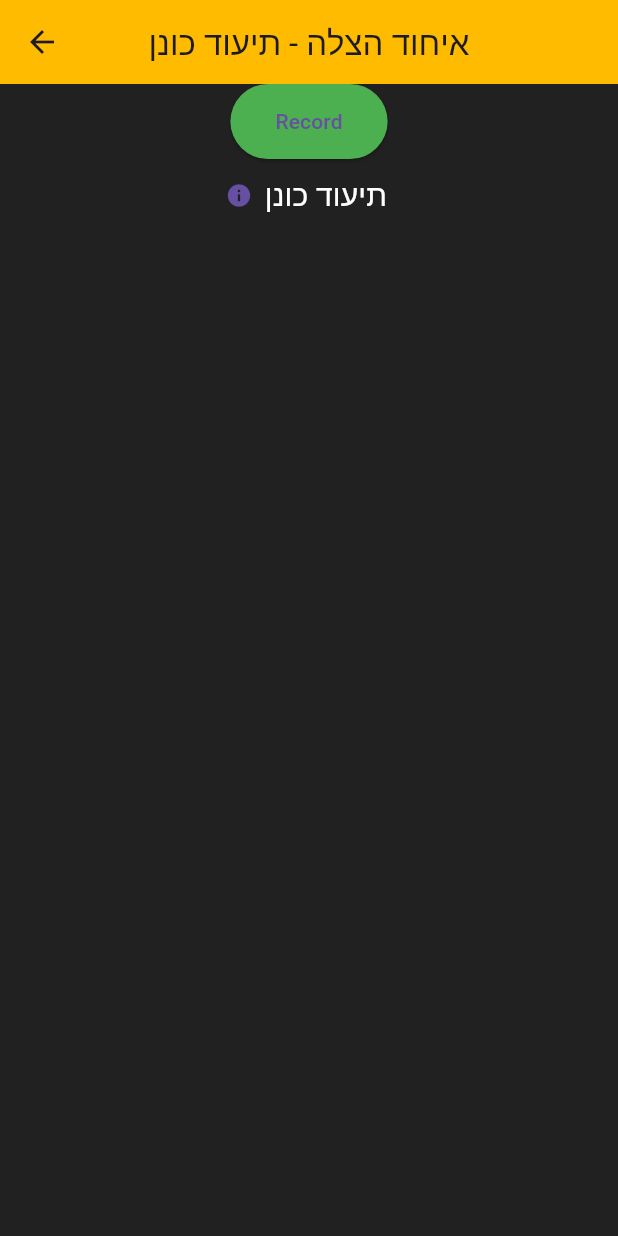
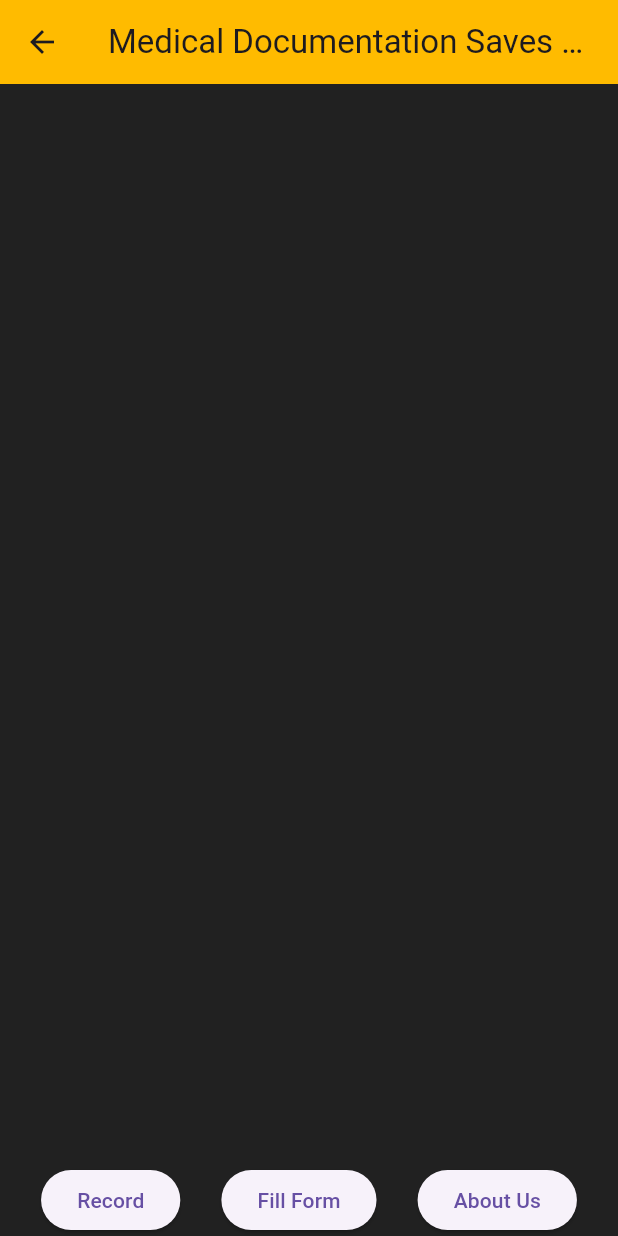
Before and after one commit to Meir-Crombie/ResQDoc-Hackthon, a Flutter app: the screen it shows after launch, on a phone screen of 412 x 824 dp. Run offline on Flutter 3.47's test engine with Material 3 defaults, Android fonts, the phone set to English and light mode, and no system bars; our stand-ins replace just_audio; missing offline and left inert: record.

Commit message:
Merge branch 'main' of https://github.com/Sarixm/ResQDoc-Hackthon

```diff
--- a/frontend/lib/pages/home.dart
+++ b/frontend/lib/pages/home.dart
@@ -15,8 +15,7 @@ class _HomeState extends State<Home> {
   final recorder = AudioRecorder();
   bool isRecording = false;
   String? filePath;
-  double currentPosition = 0;
-  double totalDuration = 0;
+
   @override
   void dispose() {
     player.dispose();
@@ -31,19 +30,15 @@ class _HomeState extends State<Home> {
     }
 
     final directory = await getApplicationDocumentsDirectory();
-    // Generate a unique file name using the current timestamp
-    String fileName = 'recording_${DateTime.now().millisecondsSinceEpoch}.m4a';
+    String fileName = 'recording_${DateTime.now().millisecondsSinceEpoch}.mp3';
     filePath = '${directory.path}/$fileName';
 
-    // Define the configuration for the recording
     const config = RecordConfig(
-      // Specify the format, encoder, sample rate, etc., as needed
-      encoder: AudioEncoder.aacLc, // For example, using AAC codec
-      sampleRate: 44100, // Sample rate
-      bitRate: 128000, // Bit rate
+      encoder: AudioEncoder.aacLc,
+      sampleRate: 44100,
+      bitRate: 128000,
     );
 
-    // Start recording to file with the specified configuration
     await recorder.start(config, path: filePath!);
     setState(() {
       isRecording = true;
@@ -52,9 +47,12 @@ class _HomeState extends State<Home> {
 
   Future<void> stopRecording() async {
     await recorder.stop();
+    if (!mounted) return;
     setState(() {
       isRecording = false;
     });
+    // Navigate to the paramedic documentation page after stopping the recording
+    Navigator.pushNamed(context, '/paramedic');
   }
 
   @override
@@ -62,51 +60,39 @@ class _HomeState extends State<Home> {
     return Scaffold(
       backgroundColor: Colors.grey[900],
       appBar: AppBar(
-          title: Text('איחוד הצלה - תיעוד כונן'),
+        title: Text('Medical Documentation Saves Lives'),
         centerTitle: true,
         backgroundColor: const Color.fromARGB(255, 255, 187, 0),
       ),
       body: SafeArea(
-            child: Column(children: <Widget>[
+        child: Column(
+          mainAxisAlignment:
+              MainAxisAlignment.end, // Position buttons at the bottom
+          children: <Widget>[
             Row(
-            mainAxisAlignment: MainAxisAlignment.center,
+              mainAxisAlignment: MainAxisAlignment.spaceEvenly,
               children: [
-              isRecording
-                  ? ElevatedButton(
-                      onPressed: stopRecording,
-                      style: ElevatedButton.styleFrom(
-                        backgroundColor: Colors.red,
-                        padding: const EdgeInsets.symmetric(
-                            horizontal: 30, vertical: 15),
+                ElevatedButton(
+                  onPressed: isRecording ? stopRecording : startRecording,
+                  child: Text(isRecording ? 'Stop' : 'Record'),
                 ),
-                      child: const Text('Stop'),
-                    )
-                  : ElevatedButton(
-                      onPressed: startRecording,
-                      style: ElevatedButton.styleFrom(
-                        backgroundColor: Colors.green,
-                        padding: const EdgeInsets.symmetric(
-                            horizontal: 30, vertical: 15),
+                ElevatedButton(
+                  onPressed: () {
+                    Navigator.pushNamed(context, '/paramedic');
+                  },
+                  child: const Text('Fill Form'),
                 ),
-                      child: const Text('Record'),
+                ElevatedButton(
+                  onPressed: () {
+                    Navigator.pushNamed(context, '/about');
+                  },
+                  child: const Text('About Us'),
                 ),
               ],
             ),
-          Center(
-            child: TextButton.icon(
-              onPressed: () {
-                Navigator.pushNamed(context, '/paramedic');
-              },
-              icon: Icon(Icons.info),
-              label: Text(
-                'תיעוד כונן',
-                style: TextStyle(
-                  color: Colors.white,
-                  fontSize: 20,
+          ],
         ),
       ),
-            ),
-          ),
-        ])));
+    );
   }
 }
--- a/frontend/pubspec.yaml
+++ b/frontend/pubspec.yaml
@@ -2,7 +2,7 @@ name: frontend
 description: "A new Flutter project."
 # The following line prevents the package from being accidentally published to
 # pub.dev using `flutter pub publish`. This is preferred for private packages.
-publish_to: 'none' # Remove this line if you wish to publish to pub.dev
+publish_to: "none" # Remove this line if you wish to publish to pub.dev
 
 # The following defines the version and build number for your application.
 # A version number is three numbers separated by dots, like 1.2.43
@@ -30,7 +30,7 @@ environment:
 dependencies:
   flutter:
     sdk: flutter
-
+  shared_preferences: ^2.0.13
   # The following adds the Cupertino Icons font to your application.
   # Use with the CupertinoIcons class for iOS style icons.
   cupertino_icons: ^1.0.8
@@ -56,7 +56,6 @@ dev_dependencies:
 
 # The following section is specific to Flutter packages.
 flutter:
-
   # The following line ensures that the Material Icons font is
   # included with your application, so that you can use the icons in
   # the material Icons class.
```
Also changed, not shown: frontend/lib/pages/paramedic_doc.dart (+39 -63 lines), frontend/assets/svgviewer-png-output.png (added), frontend/pubspec.lock, 17 other files. Lines whose indentation alone changed are shown as unchanged.
